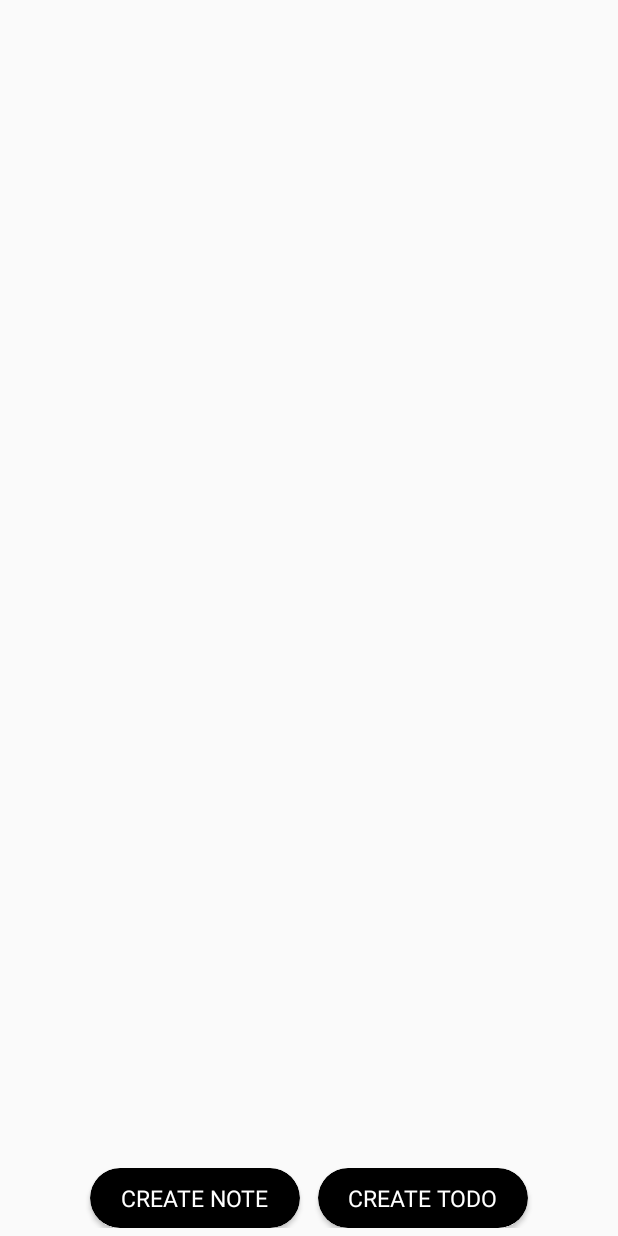
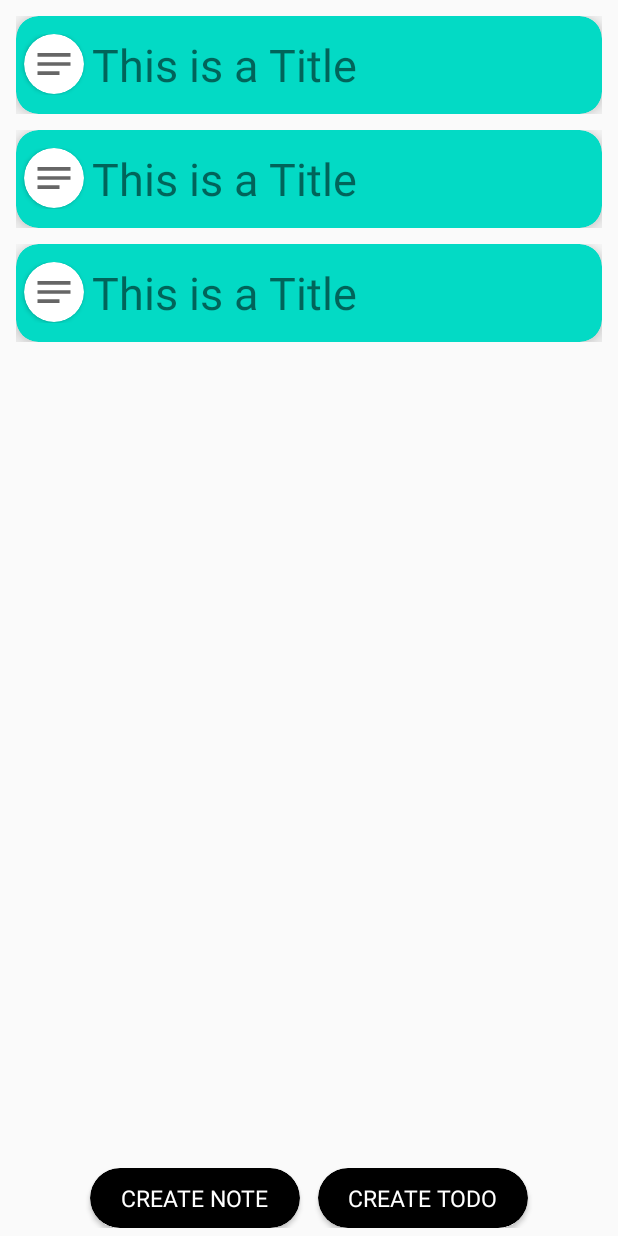
Before and after one commit to ifeadikanwa/NotaNotebook, an Android app: the layout activity_inside_notebook.xml on its own in the app's theme, with its tools: preview values and no code run, on a phone screen of 412 x 824 dp. Run offline under Robolectric (Android 15) with nearby library versions, the phone set to English and light mode, and no system bars.

Commit message:
NotebookContent model class, Firestore queries to add new note and todo, item view for NotebookContent Activity

```diff
--- /dev/null
+++ b/app/src/main/res/drawable/ic_baseline_check.xml
@@ -0,0 +1,5 @@
+<vector android:height="40dp" android:tint="?attr/colorControlNormal"
+    android:viewportHeight="24" android:viewportWidth="24"
+    android:width="40dp" xmlns:android="http://schemas.android.com/apk/res/android">
+    <path android:fillColor="@android:color/white" android:pathData="M9,16.17L4.83,12l-1.42,1.41L9,19 21,7l-1.41,-1.41z"/>
+</vector>
--- /dev/null
+++ b/app/src/main/res/drawable/ic_check_circle_outline.xml
@@ -0,0 +1,5 @@
+<vector android:height="40dp" android:tint="?attr/colorControlNormal"
+    android:viewportHeight="24" android:viewportWidth="24"
+    android:width="40dp" xmlns:android="http://schemas.android.com/apk/res/android">
+    <path android:fillColor="@android:color/white" android:pathData="M16.59,7.58L10,14.17l-3.59,-3.58L5,12l5,5 8,-8zM12,2C6.48,2 2,6.48 2,12s4.48,10 10,10 10,-4.48 10,-10S17.52,2 12,2zM12,20c-4.42,0 -8,-3.58 -8,-8s3.58,-8 8,-8 8,3.58 8,8 -3.58,8 -8,8z"/>
+</vector>
--- /dev/null
+++ b/app/src/main/res/drawable/ic_notes.xml
@@ -0,0 +1,5 @@
+<vector android:height="40dp" android:tint="?attr/colorControlNormal"
+    android:viewportHeight="24" android:viewportWidth="24"
+    android:width="40dp" xmlns:android="http://schemas.android.com/apk/res/android">
+    <path android:fillColor="@android:color/white" android:pathData="M3,18h12v-2L3,16v2zM3,6v2h18L21,6L3,6zM3,13h18v-2L3,11v2z"/>
+</vector>
--- a/app/src/main/res/layout/activity_inside_notebook.xml
+++ b/app/src/main/res/layout/activity_inside_notebook.xml
@@ -11,7 +11,8 @@
         android:layout_width="match_parent"
         android:layout_height="0dp"
         android:layout_weight="2"
-        android:padding="5dp"/>
+        android:padding="5dp"
+        tools:listitem="@layout/notebook_content_item_view"/>
 
     <LinearLayout
         android:layout_width="match_parent"
@@ -37,13 +38,14 @@
 <!--            android:textColor="@android:color/white"/>-->
 
         <androidx.cardview.widget.CardView
-            android:id="@+id/add_note_button"
+            android:id="@+id/add_note"
             android:layout_width="140dp"
             android:layout_height="40dp"
             app:cardBackgroundColor="@color/black"
             android:elevation="10mm"
             app:cardCornerRadius="20dp"
-            android:layout_marginRight="12dp">
+            android:layout_marginRight="12dp"
+            android:onClick="createNote">
 
             <TextView
                 android:layout_width="wrap_content"
@@ -56,12 +58,13 @@
 
 
         <androidx.cardview.widget.CardView
-            android:id="@+id/add_todo_button"
+            android:id="@+id/add_todo"
             android:layout_width="140dp"
             android:layout_height="40dp"
             app:cardBackgroundColor="@color/black"
             app:cardCornerRadius="20dp"
-            android:elevation="10mm">
+            android:elevation="10mm"
+            android:onClick="createTodo">
 
             <TextView
                 android:layout_width="wrap_content"
--- /dev/null
+++ b/app/src/main/res/layout/notebook_content_item_view.xml
@@ -0,0 +1,54 @@
+<?xml version="1.0" encoding="utf-8"?>
+<LinearLayout xmlns:android="http://schemas.android.com/apk/res/android"
+    android:layout_width="match_parent"
+    android:layout_height="wrap_content"
+    xmlns:app="http://schemas.android.com/apk/res-auto"
+    android:orientation="vertical"
+    android:padding="5dp">
+
+    <androidx.cardview.widget.CardView
+        android:layout_width="match_parent"
+        android:layout_height="65dp"
+        app:cardBackgroundColor="@color/colorAccent"
+        app:cardCornerRadius="15dp"
+       app:cardElevation="9dp">
+
+        <LinearLayout
+            android:layout_width="match_parent"
+            android:layout_height="wrap_content"
+            android:orientation="horizontal"
+            android:layout_gravity="center">
+
+            <androidx.cardview.widget.CardView
+                android:layout_width="40dp"
+                android:layout_height="40dp"
+                android:elevation="12dp"
+                app:cardCornerRadius="25dp"
+                android:layout_centerHorizontal="true"
+                android:layout_marginLeft="5dp">
+
+            <ImageView
+                android:id="@+id/contentTypeImg"
+                android:layout_width="wrap_content"
+                android:layout_height="wrap_content"
+                android:src="@drawable/ic_notes"
+                android:layout_marginLeft="5dp"
+                android:layout_marginRight="5dp"
+                android:layout_gravity="center"/>
+            </androidx.cardview.widget.CardView>
+
+            <TextView
+                android:id="@+id/titleTextView"
+                android:layout_width="match_parent"
+                android:layout_height="wrap_content"
+                android:text="This is a Title"
+                android:textSize="30sp"
+                android:layout_gravity="center"
+                android:layout_marginLeft="5dp"
+                android:layout_marginRight="3dp"
+                android:ellipsize="end"/>
+
+        </LinearLayout>
+
+    </androidx.cardview.widget.CardView>
+</LinearLayout>
```
Also changed, not shown: app/src/main/java/com/example/notanotebook/FirestoreRepository.java (+53 -2 lines), app/src/main/java/com/example/notanotebook/InsideNotebookActivity.java (+19 -3 lines), app/src/main/java/com/example/notanotebook/NotebookContent.java (added, +90 -0 lines).
